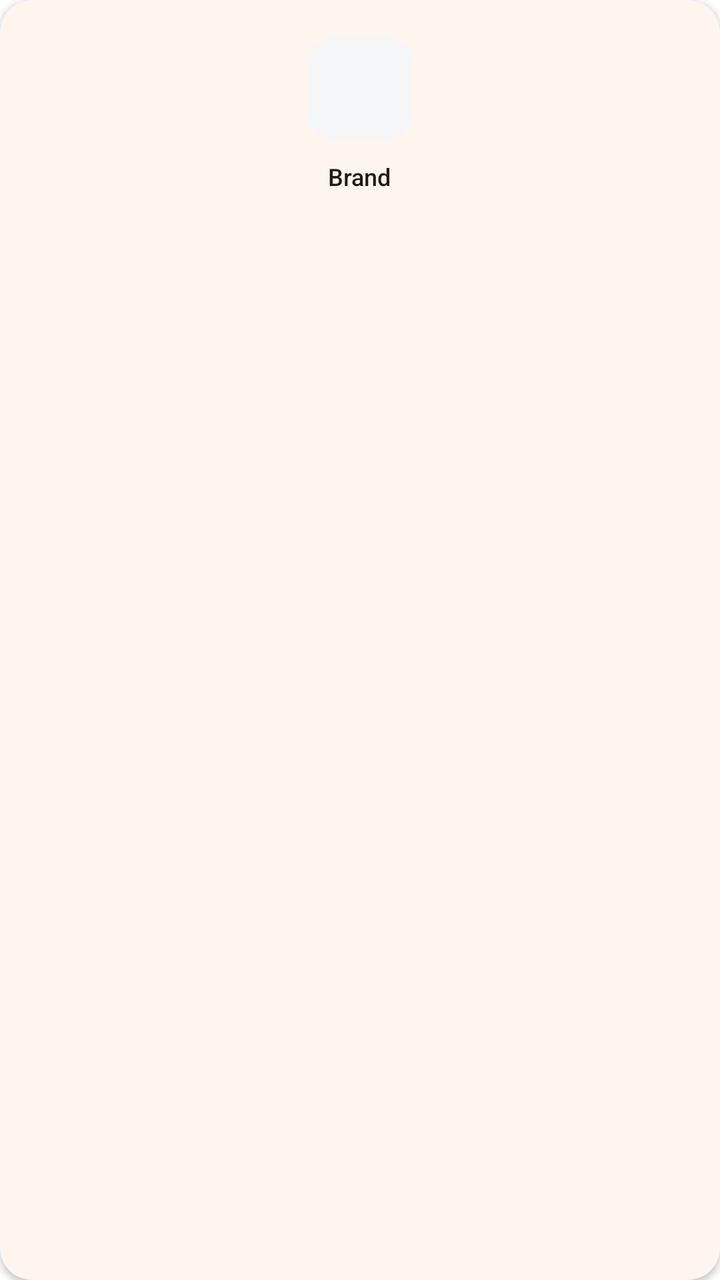
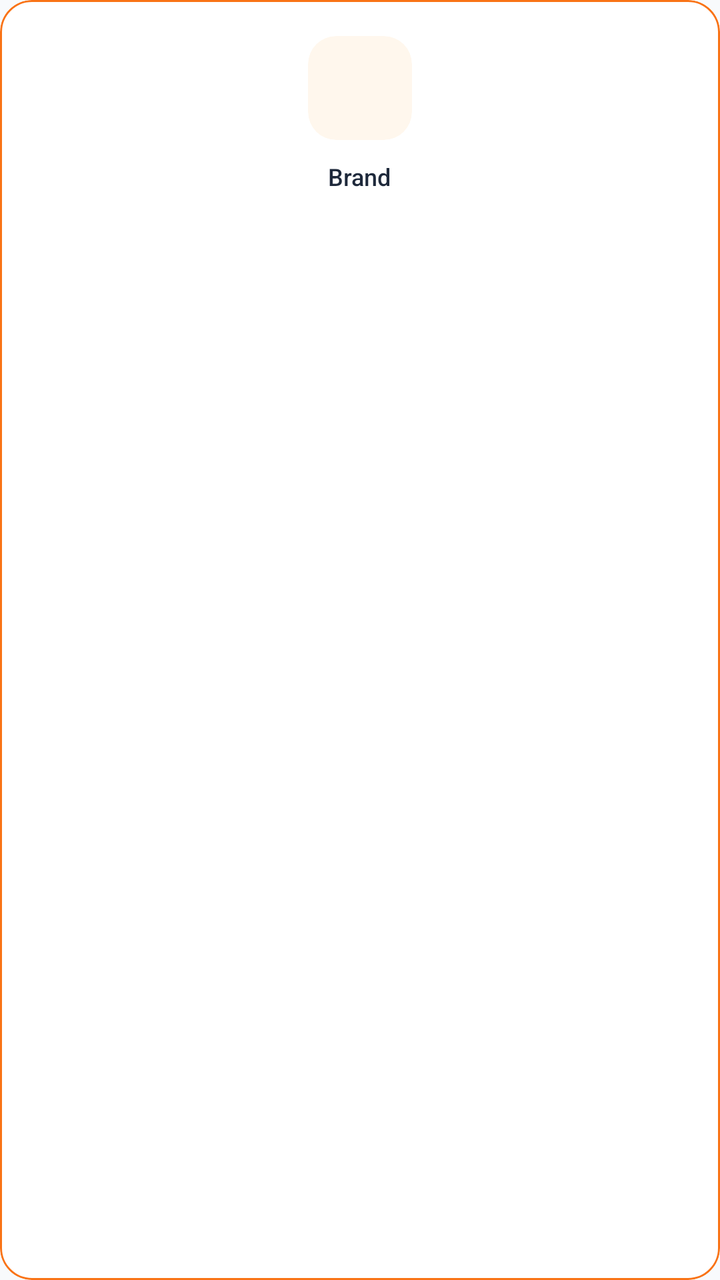

Compare the two renders of this Android layout. The source of the first and the diff that turns it into the second are given below.
<!-- AndroidManifest.xml: application theme Theme.BeckieDealApp -->
<!-- res/layout/item_brand_square.xml -->
<?xml version="1.0" encoding="utf-8"?>
<com.google.android.material.card.MaterialCardView xmlns:android="http://schemas.android.com/apk/res/android"
    xmlns:app="http://schemas.android.com/apk/res-auto"
    android:id="@+id/brandCard"
    android:layout_width="0dp"
    android:layout_height="wrap_content"
    android:layout_columnWeight="1"
    android:layout_margin="5dp"
    app:cardCornerRadius="16dp"
    app:cardElevation="2dp"
    app:strokeWidth="0dp"
    app:cardBackgroundColor="@color/surface"
    android:clickable="true"
    android:focusable="true"
    android:foreground="?android:attr/selectableItemBackground">

    <LinearLayout
        android:id="@+id/brandLayout"
        android:layout_width="match_parent"
        android:layout_height="wrap_content"
        android:gravity="center"
        android:orientation="vertical"
        android:paddingTop="18dp"
        android:paddingBottom="14dp"
        android:paddingHorizontal="8dp">

        
        <com.google.android.material.card.MaterialCardView
            android:id="@+id/iconContainer"
            android:layout_width="52dp"
            android:layout_height="52dp"
            app:cardCornerRadius="14dp"
            app:cardElevation="0dp"
            app:cardBackgroundColor="#F4F6F8"
            app:strokeWidth="0dp">

            <FrameLayout
                android:layout_width="match_parent"
                android:layout_height="match_parent"
                android:padding="11dp">

                <TextView
                    android:id="@+id/brandIconText"
                    android:layout_width="wrap_content"
                    android:layout_height="wrap_content"
                    android:layout_gravity="center"
                    android:text="AS"
                    android:textColor="@color/primary"
                    android:textSize="14sp"
                    android:textStyle="bold"
                    android:visibility="gone" />

                <ImageView
                    android:id="@+id/brandIcon"
                    android:layout_width="match_parent"
                    android:layout_height="match_parent"
                    android:layout_gravity="center"
                    android:scaleType="fitCenter" />
            </FrameLayout>

        </com.google.android.material.card.MaterialCardView>

        
        <TextView
            android:id="@+id/brandName"
            android:layout_width="wrap_content"
            android:layout_height="wrap_content"
            android:layout_marginTop="10dp"
            android:text="Brand"
            android:textColor="@color/text_primary"
            android:textSize="12sp"
            android:fontFamily="sans-serif-medium"
            android:maxLines="1"
            android:ellipsize="end" />

        
        <TextView
            android:id="@+id/brandProductCount"
            android:layout_width="wrap_content"
            android:layout_height="wrap_content"
            android:layout_marginTop="2dp"
            android:text=""
            android:textColor="@color/text_secondary"
            android:textSize="10sp"
            android:visibility="gone" />

    </LinearLayout>

</com.google.android.material.card.MaterialCardView>
<!-- resources referenced by this layout -->
<resources>
  <color name="primary">#F97316</color>
  <color name="surface">#FFFFFF</color>
  <color name="text_primary">#251913</color>
  <color name="text_secondary">#8C7164</color>
  <style name="Theme.BeckieDealApp" parent="Base.Theme.BeckieDealApp" />
  <style name="Base.Theme.BeckieDealApp" parent="Theme.Material3.DayNight.NoActionBar">
          <item name="colorPrimary">@color/primary</item>
          <item name="colorOnPrimary">@color/on_primary</item>
          <item name="colorPrimaryContainer">@color/primary_container</item>
          <item name="colorOnPrimaryContainer">@color/on_primary_container</item>
          <item name="android:windowBackground">@color/background</item>
          <item name="colorSurface">@color/surface</item>
          <item name="colorOnSurface">@color/on_surface</item>
          
          <item name="bottomNavigationStyle">@style/Widget.App.BottomNavigationView</item>
      </style>
  <color name="on_primary">#FFFFFF</color>
  <color name="primary_container">#F97316</color>
  <color name="on_primary_container">#582200</color>
  <color name="background">#FFFFFF</color>
  <color name="on_surface">#251913</color>
  <style name="Widget.App.BottomNavigationView" parent="Widget.Material3.BottomNavigationView">
          <item name="itemIconSize">26dp</item>
          <item name="itemIconTint">@color/bottom_nav_color</item>
          <item name="itemTextColor">@color/bottom_nav_color</item>
          
          <item name="android:background">@null</item>
          <item name="backgroundTint">@null</item>
          <item name="labelVisibilityMode">unlabeled</item>
          <item name="itemActiveIndicatorStyle">@style/Widget.App.BottomNav.ActiveIndicator</item>
      </style>
  <style name="Widget.App.BottomNav.ActiveIndicator" parent="Widget.Material3.BottomNavigationView.ActiveIndicator">
          <item name="android:color">@color/nav_indicator_fill</item>
          <item name="android:width">52dp</item>
          <item name="android:height">40dp</item>
          <item name="shapeAppearance">@style/ShapeAppearance.App.BottomNav.ActiveIndicator</item>
      </style>
  <color name="nav_indicator_fill">#FFF1EB</color>
  <style name="ShapeAppearance.App.BottomNav.ActiveIndicator" parent="">
          <item name="cornerFamily">rounded</item>
          <item name="cornerSize">50%</item>
      </style>
</resources>

<!-- the commit's change to res/layout/item_brand_square.xml (unified diff, before → after) -->
@@ -7,8 +7,9 @@
     android:layout_columnWeight="1"
     android:layout_margin="5dp"
     app:cardCornerRadius="16dp"
-    app:cardElevation="2dp"
-    app:strokeWidth="0dp"
+    app:cardElevation="0dp"
+    app:strokeWidth="1dp"
+    app:strokeColor="@color/primary"
     app:cardBackgroundColor="@color/surface"
     android:clickable="true"
     android:focusable="true"
@@ -31,7 +32,7 @@
             android:layout_height="52dp"
             app:cardCornerRadius="14dp"
             app:cardElevation="0dp"
-            app:cardBackgroundColor="#F4F6F8"
+            app:cardBackgroundColor="@color/badge_bg"
             app:strokeWidth="0dp">
 
             <FrameLayout
<!-- resource entries referenced after the edit -->
@@ -1,9 +1,10 @@
 <!-- resources referenced by this layout -->
 <resources>
+  <color name="badge_bg">#FFF7ED</color>
   <color name="primary">#F97316</color>
   <color name="surface">#FFFFFF</color>
-  <color name="text_primary">#251913</color>
-  <color name="text_secondary">#8C7164</color>
+  <color name="text_primary">#1E293B</color>
+  <color name="text_secondary">#64748B</color>
   <style name="Theme.BeckieDealApp" parent="Base.Theme.BeckieDealApp" />
   <style name="Base.Theme.BeckieDealApp" parent="Theme.Material3.DayNight.NoActionBar">
           <item name="colorPrimary">@color/primary</item>
@@ -19,7 +20,7 @@
   <color name="on_primary">#FFFFFF</color>
   <color name="primary_container">#F97316</color>
   <color name="on_primary_container">#582200</color>
-  <color name="background">#FFFFFF</color>
+  <color name="background">#F8FAFC</color>
   <color name="on_surface">#251913</color>
   <style name="Widget.App.BottomNavigationView" parent="Widget.Material3.BottomNavigationView">
           <item name="itemIconSize">26dp</item>
